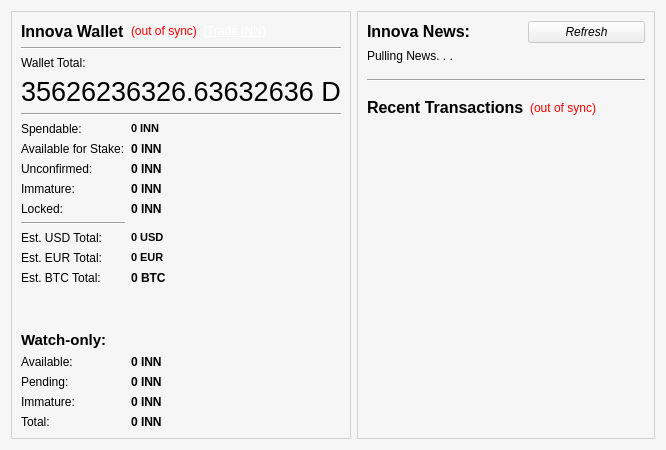
Above: src/qt/forms/overviewpage.ui from innova-foundation/innova before the change. Below: the same form after it.
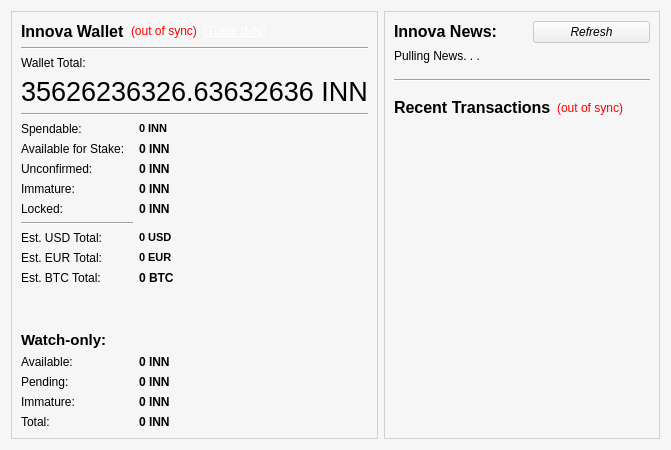
That is the form after the change. Icons and pictures are not drawn.

```diff
--- a/src/qt/forms/overviewpage.ui
+++ b/src/qt/forms/overviewpage.ui
@@ -542,7 +542,7 @@
            <string>Your current total balance</string>
           </property>
           <property name="text">
-           <string notr="true">35626236326.63632636 D</string>
+           <string notr="true">35626236326.63632636 INN</string>
           </property>
           <property name="textInteractionFlags">
            <set>Qt::LinksAccessibleByMouse|Qt::TextSelectableByKeyboard|Qt::TextSelectableByMouse</set>
```
